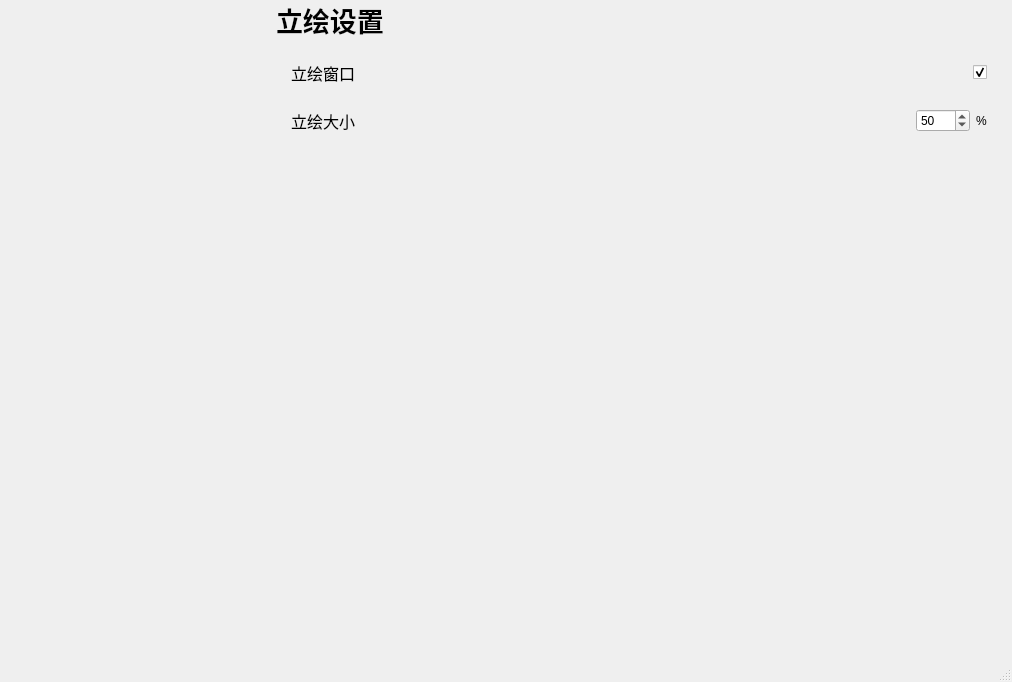
The window that mainwindow.ui (Zao-chen/ZcChat) describes before a commit, drawn with Qt 5.
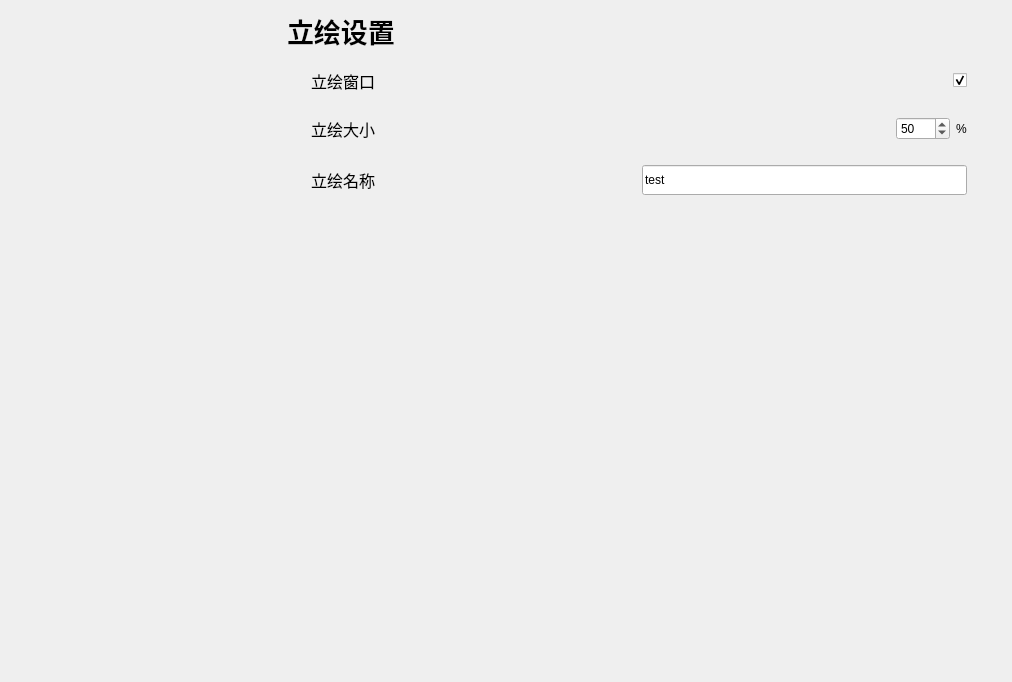
The same window after the commit. The open tabs and pages were chosen to show the change. Custom widgets are drawn as their Qt base class.

What changed in the file:
```diff
--- a/mainwindow.ui
+++ b/mainwindow.ui
@@ -1,7 +1,7 @@
 <?xml version="1.0" encoding="UTF-8"?>
 <ui version="4.0">
  <class>MainWindow</class>
- <widget class="QMainWindow" name="MainWindow">
+ <widget class="QWidget" name="MainWindow">
   <property name="geometry">
    <rect>
     <x>0</x>
@@ -13,7 +13,8 @@
   <property name="windowTitle">
    <string>MainWindow</string>
   </property>
-  <widget class="QWidget" name="centralwidget">
+  <layout class="QVBoxLayout" name="verticalLayout_7">
+   <item>
    <layout class="QHBoxLayout" name="horizontalLayout" stretch="0,4">
     <property name="spacing">
      <number>0</number>
@@ -93,16 +94,7 @@
          <number>3</number>
         </property>
         <widget class="QWidget" name="page">
-         <layout class="QVBoxLayout" name="verticalLayout" stretch="0,0,1">
-          <property name="leftMargin">
-           <number>0</number>
-          </property>
-          <property name="topMargin">
-           <number>12</number>
-          </property>
-          <property name="rightMargin">
-           <number>0</number>
-          </property>
+          <layout class="QVBoxLayout" name="verticalLayout" stretch="0,0,0,1">
           <item>
            <widget class="ElaScrollPageArea" name="widget_2" native="true">
             <layout class="QHBoxLayout" name="horizontalLayout_4">
@@ -197,6 +189,46 @@
             </layout>
            </widget>
           </item>
+           <item>
+            <widget class="ElaScrollPageArea" name="widget_9" native="true">
+             <layout class="QHBoxLayout" name="horizontalLayout_10" stretch="2,2">
+              <property name="leftMargin">
+               <number>15</number>
+              </property>
+              <property name="rightMargin">
+               <number>15</number>
+              </property>
+              <item>
+               <widget class="ElaText" name="label_10">
+                <property name="font">
+                 <font>
+                  <pointsize>12</pointsize>
+                 </font>
+                </property>
+                <property name="text">
+                 <string>立绘名称</string>
+                </property>
+               </widget>
+              </item>
+              <item>
+               <widget class="ElaLineEdit" name="lineEdit_tachie_name">
+                <property name="minimumSize">
+                 <size>
+                  <width>0</width>
+                  <height>30</height>
+                 </size>
+                </property>
+                <property name="text">
+                 <string>test</string>
+                </property>
+                <property name="alignment">
+                 <set>Qt::AlignmentFlag::AlignLeading|Qt::AlignmentFlag::AlignLeft|Qt::AlignmentFlag::AlignVCenter</set>
+                </property>
+               </widget>
+              </item>
+             </layout>
+            </widget>
+           </item>
           <item>
            <spacer name="verticalSpacer">
             <property name="orientation">
@@ -495,18 +527,8 @@
      </layout>
     </item>
    </layout>
-  </widget>
-  <widget class="QMenuBar" name="menubar">
-   <property name="geometry">
-    <rect>
-     <x>0</x>
-     <y>0</y>
-     <width>1012</width>
-     <height>21</height>
-    </rect>
-   </property>
-  </widget>
-  <widget class="QStatusBar" name="statusbar"/>
+   </item>
+  </layout>
  </widget>
  <customwidgets>
   <customwidget>
```
Left out of the diff: 44 changed lines with no effect on the pictures. Lines whose indentation alone changed are shown as unchanged.
